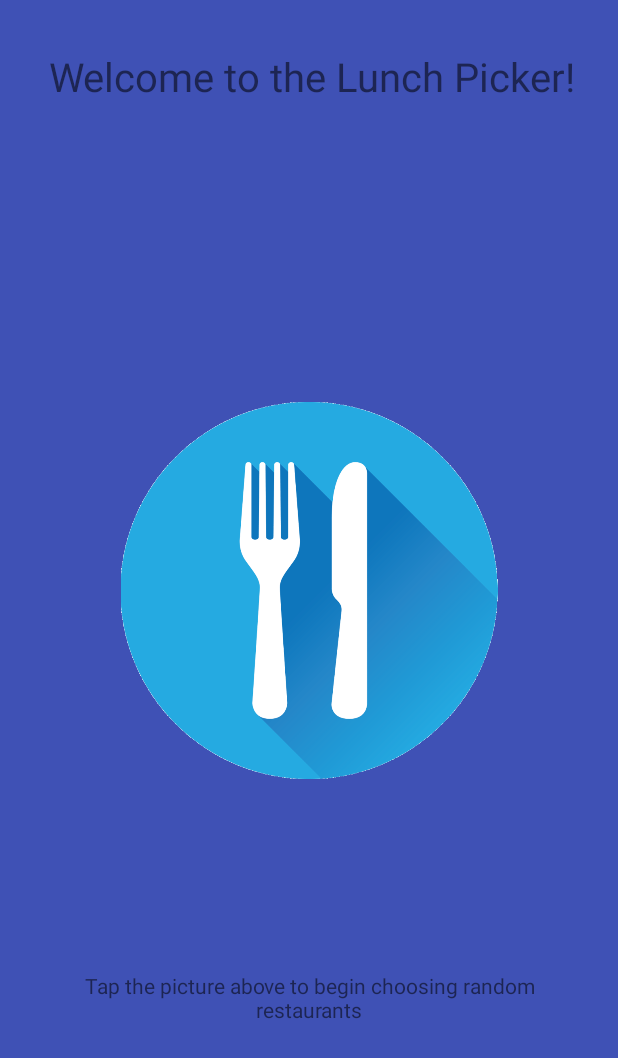
After one commit to BPeretz95/lunchpicker, an Android app: the layout welcomepage.xml on its own in the app's theme, with its tools: preview values and no code run, on a phone screen of 412 x 824 dp. The commit adds this screen. Shown: the top 1058 px of the screen. Run offline under Robolectric (Android 15) with nearby library versions, the phone set to English and light mode, and no system bars.

Commit message:
- Added welcome page

```diff
--- a/app/src/main/AndroidManifest.xml
+++ b/app/src/main/AndroidManifest.xml
@@ -12,6 +12,12 @@
         android:roundIcon="@mipmap/plate_icon_round"
         android:supportsRtl="true"
         android:theme="@style/Theme.AppCompat.Light.NoActionBar">
+        <activity android:name=".Welcome">
+            <intent-filter>
+                <action android:name="android.intent.action.MAIN" />
+                <category android:name="android.intent.category.LAUNCHER" />
+            </intent-filter>
+        </activity>
         <activity android:name=".RestaurantDetail">
             <intent-filter>
                 <action android:name="android.intent.action.VIEW" />
@@ -24,10 +30,6 @@
             </intent-filter>
         </activity>
         <activity android:name=".MainActivity">
-            <intent-filter>
-                <action android:name="android.intent.action.MAIN" />
-                <category android:name="android.intent.category.LAUNCHER" />
-            </intent-filter>
         </activity>
     </application>
 
--- /dev/null
+++ b/app/src/main/java/com/example/barperetz/lunchwheel/Welcome.java
@@ -0,0 +1,29 @@
+package com.example.barperetz.lunchwheel;
+
+import android.content.Context;
+import android.content.Intent;
+import android.os.Bundle;
+import android.view.View;
+import android.widget.ImageButton;
+
+/**
+ * Created by Bar Peretz on 4/13/2018.
+ */
+
+public class Welcome extends MainActivity {
+
+    @Override
+    protected void onCreate(Bundle savedInstanceState) {
+        super.onCreate(savedInstanceState);
+        setContentView(R.layout.welcomepage);
+
+        ImageButton button = (ImageButton) findViewById(R.id.imageButtonWelcome);
+        final Context context = this;
+        button.setOnClickListener(new View.OnClickListener(){
+            @Override
+            public void onClick(View v){
+                Intent intent = new Intent(context, MainActivity.class);
+                startActivity(intent);
+            }
+        });
+    }}
--- a/app/src/main/res/layout/restaurantdetail.xml
+++ b/app/src/main/res/layout/restaurantdetail.xml
@@ -90,7 +90,7 @@
         android:textStyle="bold"
         app:layout_constraintBottom_toBottomOf="parent"
         app:layout_constraintEnd_toEndOf="parent"
-        app:layout_constraintHorizontal_bias="0.836"
+        app:layout_constraintHorizontal_bias="0.913"
         app:layout_constraintStart_toStartOf="parent"
         app:layout_constraintTop_toTopOf="parent"
         app:layout_constraintVertical_bias="0.874" />
@@ -109,7 +109,7 @@
         android:textColor="@color/colorBlack"
         app:layout_constraintBottom_toBottomOf="parent"
         app:layout_constraintEnd_toEndOf="parent"
-        app:layout_constraintHorizontal_bias="0.843"
+        app:layout_constraintHorizontal_bias="0.913"
         app:layout_constraintStart_toStartOf="parent"
         app:layout_constraintTop_toTopOf="parent"
         app:layout_constraintVertical_bias="0.955" />
--- /dev/null
+++ b/app/src/main/res/layout/welcomepage.xml
@@ -0,0 +1,54 @@
+<?xml version="1.0" encoding="utf-8"?>
+<android.support.constraint.ConstraintLayout
+    xmlns:android="http://schemas.android.com/apk/res/android"
+    xmlns:app="http://schemas.android.com/apk/res-auto"
+    xmlns:tools="http://schemas.android.com/tools"
+    android:layout_width="match_parent"
+    android:layout_height="match_parent"
+    android:background = "@color/colorPrimary">
+
+    <TextView
+        android:id="@+id/titleView"
+        android:layout_width="361dp"
+        android:layout_height="61dp"
+        android:layout_marginBottom="8dp"
+        android:layout_marginTop="8dp"
+        android:text="@string/welcome_title"
+        android:gravity="center"
+        android:textSize="12pt"
+        app:layout_constraintBottom_toBottomOf="parent"
+        app:layout_constraintHorizontal_bias="0.521"
+        app:layout_constraintLeft_toLeftOf="parent"
+        app:layout_constraintRight_toRightOf="parent"
+        app:layout_constraintTop_toTopOf="parent"
+        app:layout_constraintVertical_bias="0.016" />
+
+    <TextView
+        android:id="@+id/textView11"
+        android:layout_width="362dp"
+        android:layout_height="73dp"
+        android:layout_marginBottom="8dp"
+        android:layout_marginTop="8dp"
+        android:gravity="center"
+        android:text="@string/app_description"
+        app:layout_constraintBottom_toBottomOf="parent"
+        app:layout_constraintLeft_toLeftOf="parent"
+        app:layout_constraintRight_toRightOf="parent"
+        app:layout_constraintTop_toBottomOf="@+id/titleView"
+        app:layout_constraintVertical_bias="0.825" />
+
+    <ImageButton
+        android:id="@+id/imageButtonWelcome"
+        android:layout_width="329dp"
+        android:layout_height="251dp"
+        android:background="@color/colorPrimary"
+        android:scaleType="fitCenter"
+        app:layout_constraintBottom_toBottomOf="parent"
+        app:layout_constraintHorizontal_bias="0.497"
+        app:layout_constraintLeft_toLeftOf="parent"
+        app:layout_constraintRight_toRightOf="parent"
+        app:layout_constraintTop_toTopOf="parent"
+        app:layout_constraintVertical_bias="0.468"
+        app:srcCompat="@drawable/lunch" />
+
+</android.support.constraint.ConstraintLayout>
--- a/app/src/main/res/values/strings.xml
+++ b/app/src/main/res/values/strings.xml
@@ -1,5 +1,9 @@
 <resources>
+
+
     <string name="app_name">Lunch Picker</string>
+    <string name="welcome_title">Welcome to the Lunch Picker!</string>
+    <string name="app_description">Tap the picture above to begin choosing random restaurants</string>
 
 
 
```
Also changed, not shown: app/src/main/res/drawable-v24/lunch.gif (added), 3 other files.
